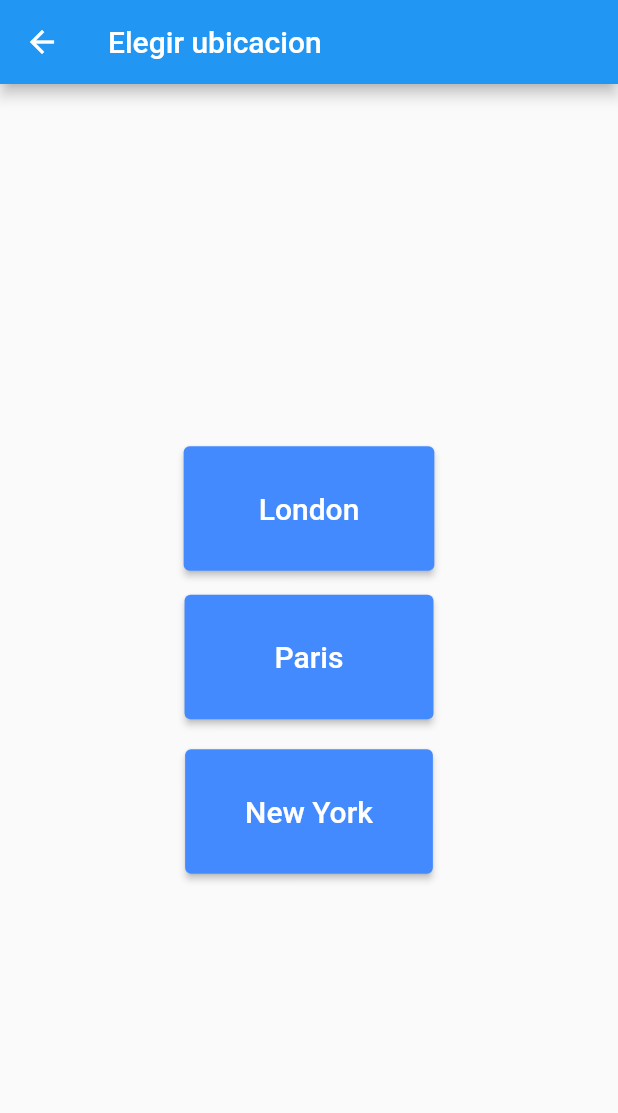
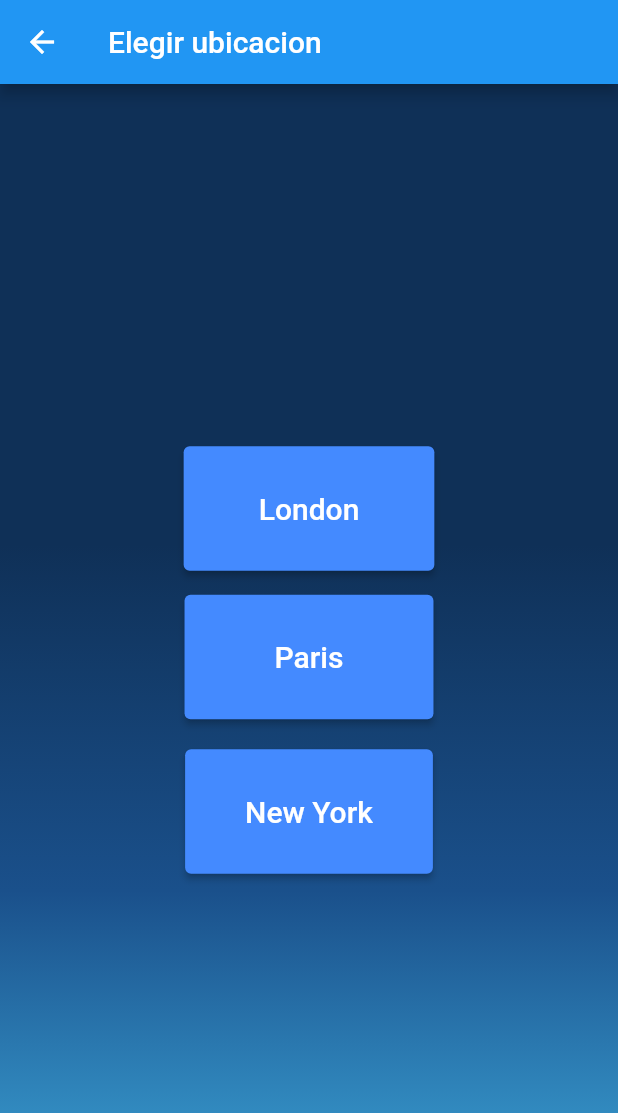
Before and after one commit to olidernas4/PruebaClima, a Flutter app: the LocationSelectionScreen screen opened directly, on a phone screen of 412 x 824 dp. Shown: the top 1113 px of the screen. Run offline on Flutter 3.47's test engine with Material 2 defaults, Android fonts, the phone set to English and light mode, and no system bars; network calls fail.

Commit message:
clima actualizado

```diff
--- a/lib/main.dart
+++ b/lib/main.dart
@@ -271,7 +271,21 @@ class LocationSelectionScreen extends StatelessWidget {
         title: const Text('Elegir ubicacion'),
         backgroundColor: Colors.blue,
       ),
-      body: Center(
+      body:  Container(
+        decoration: const BoxDecoration(
+          gradient: LinearGradient(
+            begin: Alignment.topCenter,
+            end: Alignment.bottomCenter,
+            colors: [
+              Color(0xFF0F3057),
+              Color(0xFF0F3057),
+              Color(0xFF1A508B),
+              Color(0xFF328CC1),
+            ],
+            stops: [0.1, 0.4, 0.7, 0.9],
+          ),
+        ),
+        child: Center(
           child: Column(
             mainAxisAlignment: MainAxisAlignment.center,
             children: [
@@ -313,6 +327,7 @@ class LocationSelectionScreen extends StatelessWidget {
             ],
           ),
         ),
+      ),
     );
   }
 }
```
Lines whose indentation alone changed are shown as unchanged.
